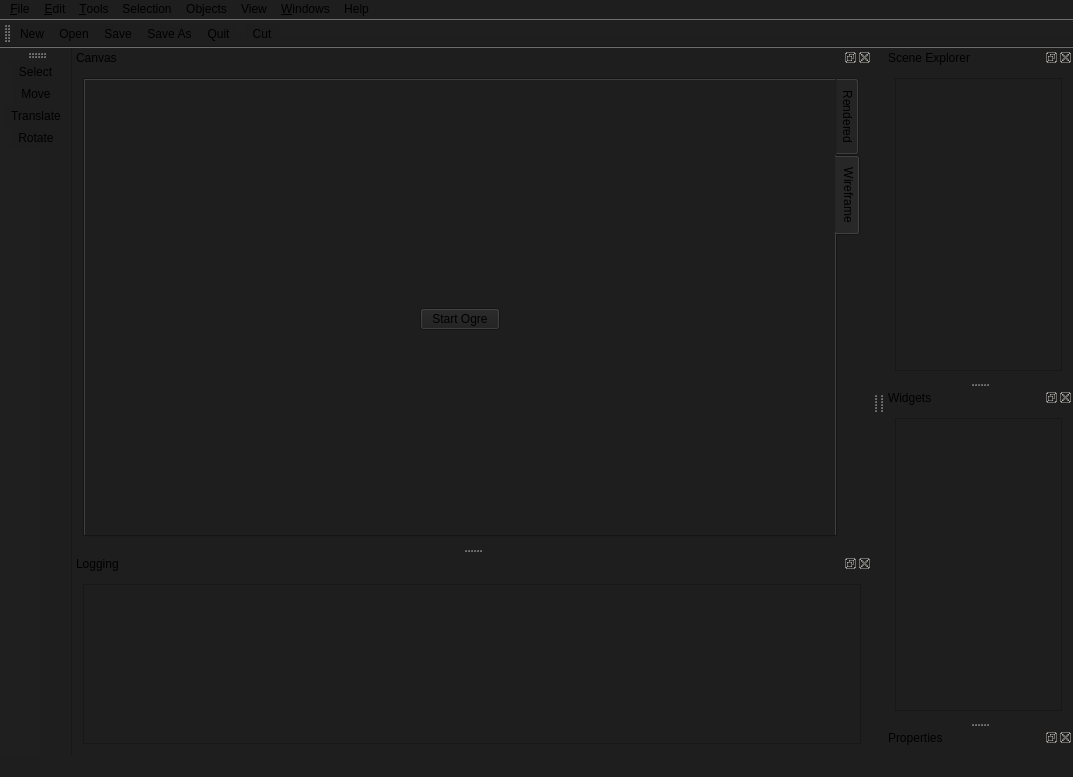
Old version of the form Morph/mainwindow.ui in the repository wazery/Morph-SDK.
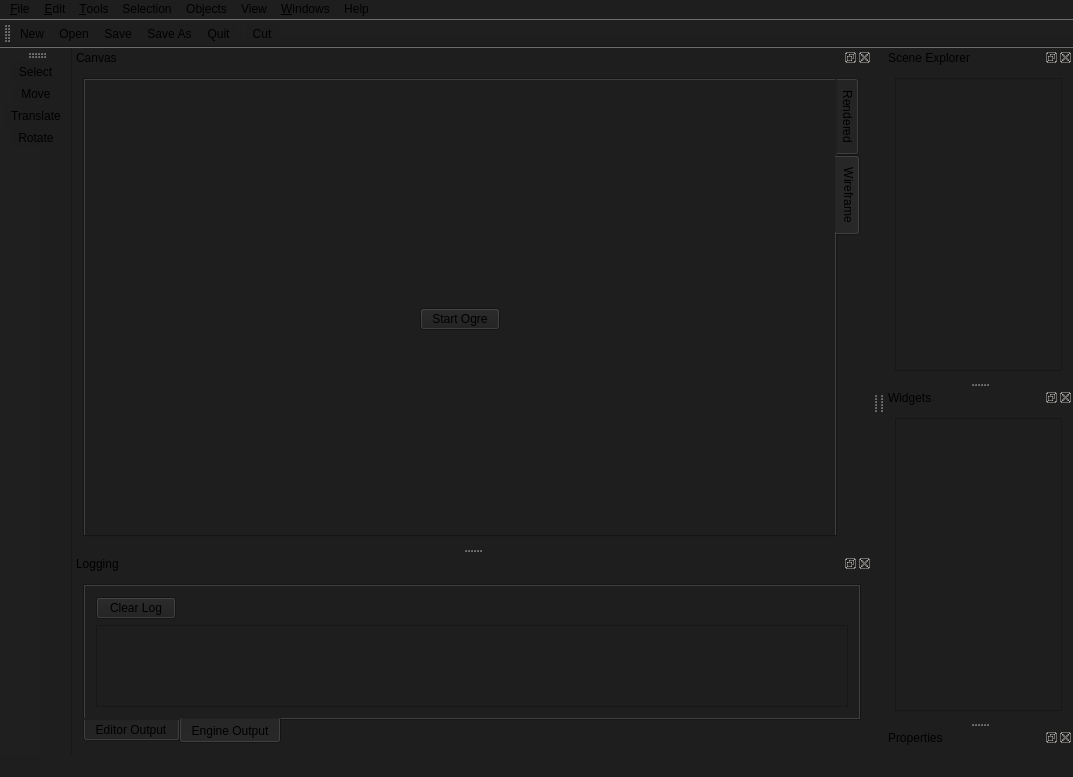
New version of the form. The open tabs and pages were chosen to show the change. Icons and pictures are not drawn. Custom widgets are drawn as their Qt base class.

Commit message: Added Ogre log tab

Patch:
```diff
--- a/Morph/mainwindow.ui
+++ b/Morph/mainwindow.ui
@@ -361,6 +361,29 @@
    <widget class="QWidget" name="dockWidgetContents_2">
     <layout class="QGridLayout" name="gridLayout">
      <item row="0" column="0">
+      <widget class="QTabWidget" name="tabWidget_2">
+       <property name="layoutDirection">
+        <enum>Qt::LeftToRight</enum>
+       </property>
+       <property name="tabPosition">
+        <enum>QTabWidget::South</enum>
+       </property>
+       <property name="currentIndex">
+        <number>1</number>
+       </property>
+       <widget class="QWidget" name="tab">
+        <attribute name="title">
+         <string>Editor Output</string>
+        </attribute>
+        <layout class="QFormLayout" name="formLayout">
+         <item row="0" column="0">
+          <widget class="QPushButton" name="clearLog">
+           <property name="text">
+            <string>Clear Log</string>
+           </property>
+          </widget>
+         </item>
+         <item row="1" column="0" colspan="2">
       <widget class="LogView" name="textBrowser">
        <property name="toolTip">
         <string extracomment="Ogre logging"/>
@@ -388,6 +411,27 @@
      </item>
     </layout>
    </widget>
+       <widget class="QWidget" name="tab_3">
+        <attribute name="title">
+         <string>Engine Output</string>
+        </attribute>
+        <layout class="QFormLayout" name="formLayout_2">
+         <item row="0" column="0">
+          <widget class="QPushButton" name="clearLog_2">
+           <property name="text">
+            <string>Clear Log</string>
+           </property>
+          </widget>
+         </item>
+         <item row="1" column="0" colspan="2">
+          <widget class="LogViewOgre" name="textBrowser_2"/>
+         </item>
+        </layout>
+       </widget>
+      </widget>
+     </item>
+    </layout>
+   </widget>
   </widget>
   <widget class="QDockWidget" name="dockWidget_3">
    <property name="sizePolicy">
@@ -658,6 +702,11 @@
    <header>MorphCore/Editor/msystemmanager.h</header>
    <container>1</container>
   </customwidget>
+  <customwidget>
+   <class>LogViewOgre</class>
+   <extends>QTextBrowser</extends>
+   <header>mOgreEntityViewer/logview.h</header>
+  </customwidget>
  </customwidgets>
  <resources>
   <include location="icons.qrc"/>
```
Left out of the diff: 43 changed lines with no effect on the pictures. Lines whose indentation alone changed are shown as unchanged. The commit also changes 7 other files.
